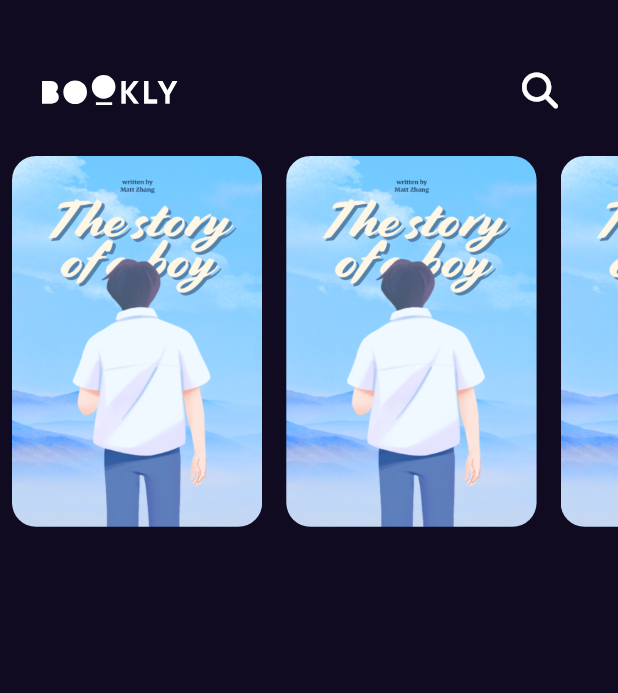
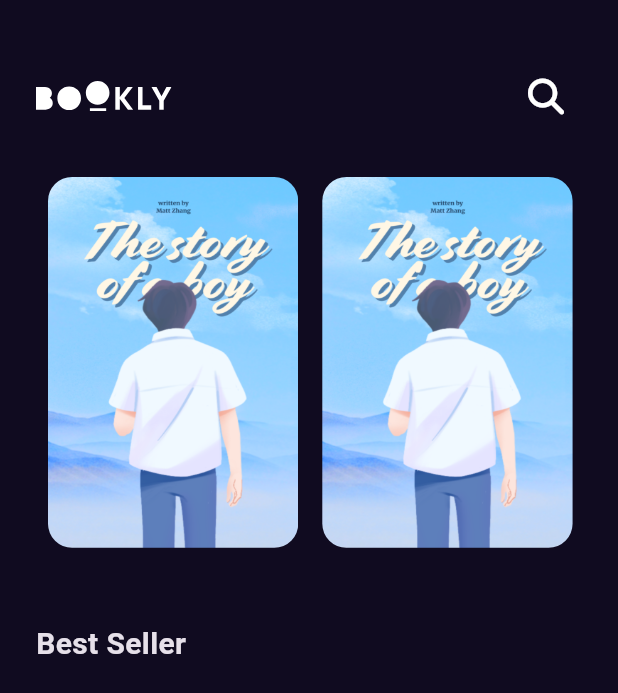
Before and after one commit to mano299/bookly, a Flutter app: the screen it shows after launch, on a phone screen of 412 x 824 dp. Shown: the top 693 px of the screen. Run offline on Flutter 3.47's test engine with Material 3 defaults, Android fonts, the phone set to English and light mode, and no system bars; our stand-ins replace flutter_svg, font_awesome_flutter, get.

Commit message:
create styles and add title to home view

```diff
--- /dev/null
+++ b/lib/core/utils/styles.dart
@@ -0,0 +1,8 @@
+import 'package:flutter/material.dart';
+
+abstract class Styles {
+  static const titleMedium = TextStyle(
+    fontSize: 20,
+    fontWeight: FontWeight.w600,
+  );
+}
--- a/lib/features/home/presention/widgets/custom_home_app_bar.dart
+++ b/lib/features/home/presention/widgets/custom_home_app_bar.dart
@@ -1,4 +1,4 @@
-import 'package:bookly/core/assets.dart';
+import 'package:bookly/core/utils/assets.dart';
 import 'package:flutter/material.dart';
 import 'package:flutter_svg/svg.dart';
 import 'package:font_awesome_flutter/font_awesome_flutter.dart';
@@ -9,7 +9,7 @@ class CustomHomeAppBar extends StatelessWidget {
   @override
   Widget build(BuildContext context) {
     return Padding(
-      padding: const EdgeInsets.only(right: 28.0, left: 28, top: 36, bottom: 20),
+      padding: const EdgeInsets.only(top: 40, bottom: 30),
       child: Container(
         child: Row(
           mainAxisAlignment: MainAxisAlignment.spaceBetween,
--- a/lib/features/home/presention/widgets/featured_list_view_item.dart
+++ b/lib/features/home/presention/widgets/featured_list_view_item.dart
@@ -1,4 +1,4 @@
-import 'package:bookly/core/assets.dart';
+import 'package:bookly/core/utils/assets.dart';
 import 'package:flutter/material.dart';
 
 class FeaturedListViewItem extends StatelessWidget {
--- a/lib/features/home/presention/widgets/home_view_body.dart
+++ b/lib/features/home/presention/widgets/home_view_body.dart
@@ -1,3 +1,4 @@
+import 'package:bookly/core/utils/styles.dart';
 import 'package:bookly/features/home/presention/widgets/custom_home_app_bar.dart';
 import 'package:flutter/material.dart';
 
@@ -10,11 +11,20 @@ class HomeViewBody extends StatelessWidget {
 
   @override
   Widget build(BuildContext context) {
-    return Column(
-      children: [
-        CustomHomeAppBar(),
-        FeaturedListView(),
-      ],
+    return Padding(
+      padding: const EdgeInsets.symmetric(horizontal: 24),
+      child: Column(
+        crossAxisAlignment: CrossAxisAlignment.start,
+        children: [
+          CustomHomeAppBar(),
+          FeaturedListView(),
+          SizedBox(height: 50),
+          Text(
+            'Best Seller',
+            style: Styles.titleMedium,
+          ),
+        ],
+      ),
     );
   }
 }
--- a/lib/features/splash/presention/views/widgets/splash_view_body.dart
+++ b/lib/features/splash/presention/views/widgets/splash_view_body.dart
@@ -1,4 +1,4 @@
-import 'package:bookly/core/assets.dart';
+import 'package:bookly/core/utils/assets.dart';
 import 'package:flutter/material.dart';
 import 'package:flutter_svg/flutter_svg.dart';
 import 'package:get/get.dart';
```
Also changed, not shown: lib/core/utils/assets.dart (renamed from lib/core/assets.dart).
